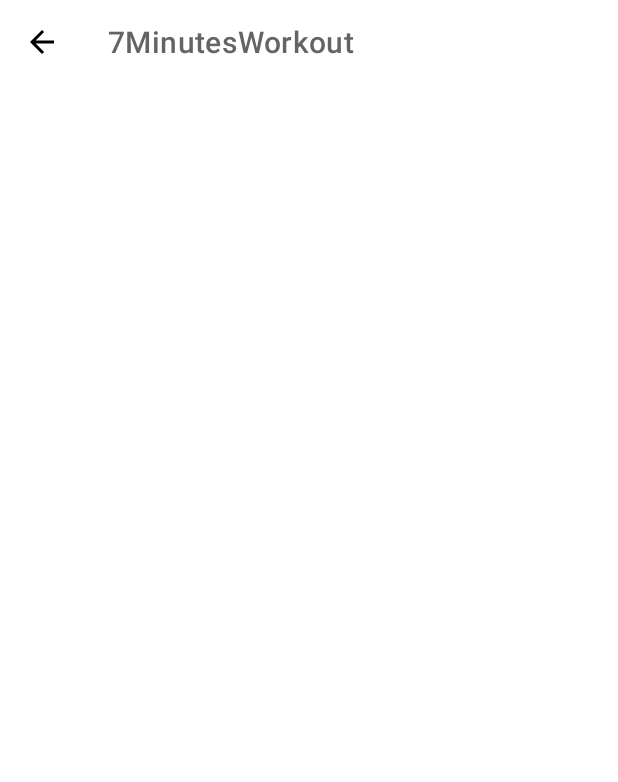
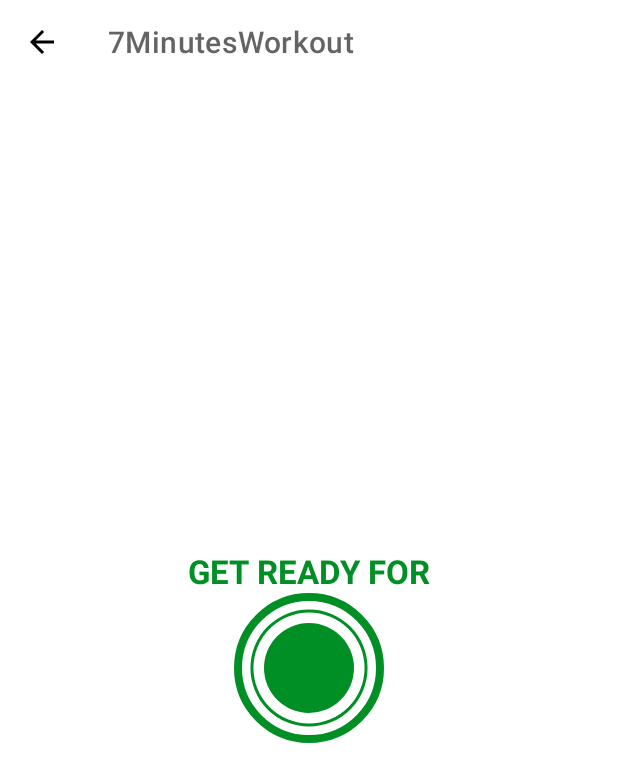
Before and after one commit to roshansingh2444/WorkoutApp, an Android app: the ExerciseActivity screen opened directly, with no data from a screen before it, on a phone screen of 412 x 824 dp. Shown: the top 782 px of the screen. Run offline under Robolectric (Android 15) with nearby library versions, the light colour scheme and no system bars.

Commit message:
Added progressBar

```diff
--- /dev/null
+++ b/app/src/main/res/drawable/circular_progress_bar.xml
@@ -0,0 +1,13 @@
+<?xml version="1.0" encoding="utf-8"?>
+<layer-list xmlns:android="http://schemas.android.com/apk/res/android">
+    <item>
+        <shape
+            android:innerRadiusRatio="2.7"
+            android:shape="ring"
+            android:thicknessRatio="50.0"
+            android:useLevel="true"
+            >
+            <solid android:color="@color/colorAccent"/>
+        </shape>
+    </item>
+</layer-list>
--- /dev/null
+++ b/app/src/main/res/drawable/circular_progress_gray.xml
@@ -0,0 +1,13 @@
+<?xml version="1.0" encoding="utf-8"?>
+<layer-list xmlns:android="http://schemas.android.com/apk/res/android">
+    <item>
+        <shape
+            android:innerRadiusRatio="2.7"
+            android:shape="ring"
+            android:thicknessRatio="50.0"
+            android:useLevel="true"
+            >
+            <solid android:color="@color/lightGrey"/>
+        </shape>
+    </item>
+</layer-list>
--- /dev/null
+++ b/app/src/main/res/drawable/item_circular_color_accent_background.xml
@@ -0,0 +1,6 @@
+<?xml version="1.0" encoding="utf-8"?>
+<shape xmlns:android="http://schemas.android.com/apk/res/android"
+    android:shape="oval">
+    <solid android:color="@color/colorAccent"/>
+
+</shape>
--- a/app/src/main/res/layout/activity_exercise.xml
+++ b/app/src/main/res/layout/activity_exercise.xml
@@ -1,18 +1,76 @@
 <?xml version="1.0" encoding="utf-8"?>
-<RelativeLayout xmlns:android="http://schemas.android.com/apk/res/android"
+<androidx.constraintlayout.widget.ConstraintLayout xmlns:android="http://schemas.android.com/apk/res/android"
     xmlns:app="http://schemas.android.com/apk/res-auto"
     xmlns:tools="http://schemas.android.com/tools"
     android:layout_width="match_parent"
     android:layout_height="match_parent"
+    android:background="@color/white"
     tools:context=".ExerciseActivity">
-
+    <!--TODO(Step 4 - Adding a toolbar to display a title)-->
+    <!--Step 4 START-->
     <androidx.appcompat.widget.Toolbar
         android:id="@+id/toolbarExercise"
         android:layout_width="match_parent"
         android:layout_height="?android:attr/actionBarSize"
-        android:theme="@style/ToolBarTheme"
-        android:background="@color/white"
-        app:titleTextColor="@color/colorPrimary"
-        />
+        android:background="#ffffff"
+        android:theme="@style/ToolbarTheme"
+        app:layout_constraintTop_toTopOf="parent"
+        app:titleTextColor="@color/colorPrimary" />
 
-</RelativeLayout>
+    <TextView
+        android:id="@+id/tvTitle"
+        android:layout_width="wrap_content"
+        android:layout_height="wrap_content"
+        android:text="GET READY FOR"
+        android:textColor="@color/colorAccent"
+        android:textSize="22sp"
+        android:textStyle="bold"
+        app:layout_constraintBottom_toTopOf="@id/flProgressBar"
+        app:layout_constraintEnd_toEndOf="parent"
+        app:layout_constraintStart_toStartOf="parent" />
+
+    <!--TODO(Step 6 - Adding a view for the Get Ready Screen with a progress bar and remaining time text for the timer.)-->
+    <!--Step 6 START-->
+    <FrameLayout
+        android:id="@+id/flProgressBar"
+        android:layout_width="100dp"
+        android:layout_height="100dp"
+        android:layout_marginTop="10dp"
+        android:background="@drawable/item_circular_color_accent_border"
+        app:layout_constraintBottom_toBottomOf="parent"
+        app:layout_constraintEnd_toEndOf="parent"
+        app:layout_constraintStart_toStartOf="parent"
+        app:layout_constraintTop_toBottomOf="@id/toolbarExercise">
+
+        <ProgressBar
+            android:id="@+id/progressBar"
+            style="?android:attr/progressBarStyleHorizontal"
+            android:layout_width="100dp"
+            android:layout_height="100dp"
+            android:layout_gravity="center"
+            android:background="@drawable/circular_progress_gray"
+            android:indeterminate="false"
+            android:max="10"
+            android:progress="100"
+            android:progressDrawable="@drawable/circular_progress_bar"
+            android:rotation="-90" />
+
+        <LinearLayout
+            android:layout_width="60dp"
+            android:layout_height="60dp"
+            android:layout_gravity="center"
+            android:background="@drawable/item_circular_color_accent_background"
+            android:gravity="center">
+
+            <TextView
+                android:id="@+id/tvTimer"
+                android:layout_width="wrap_content"
+                android:layout_height="wrap_content"
+                android:textColor="#FFFFFF"
+                android:textSize="25sp"
+                android:textStyle="bold"
+                tools:text="10" />
+        </LinearLayout>
+    </FrameLayout>
+
+</androidx.constraintlayout.widget.ConstraintLayout>
--- a/app/src/main/res/values/themes.xml
+++ b/app/src/main/res/values/themes.xml
@@ -13,7 +13,7 @@
         <item name="android:statusBarColor">?attr/colorPrimaryVariant</item>
         <!-- Customize your theme here. -->
     </style>
-    <style name="ToolBarTheme" parent="ThemeOverlay.MaterialComponents.ActionBar">
+    <style name="ToolbarTheme" parent="ThemeOverlay.MaterialComponents.ActionBar">
         <item name="colorControlNormal">@color/toolbar_control_normal</item>
     </style>
 </resources>
```
